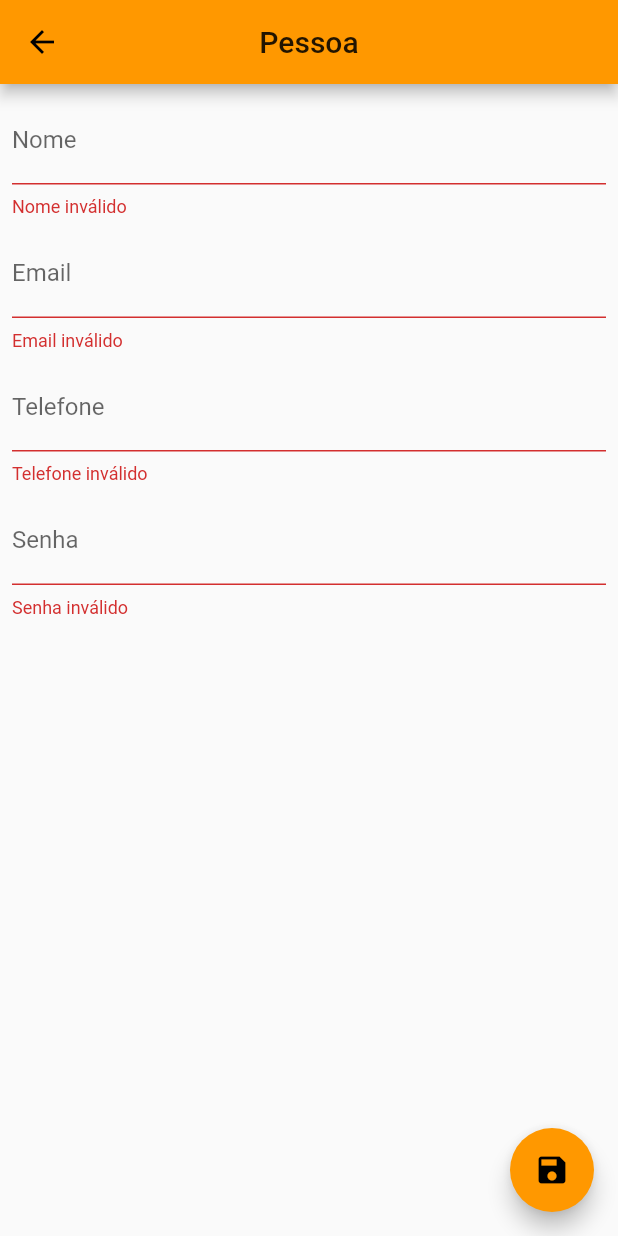
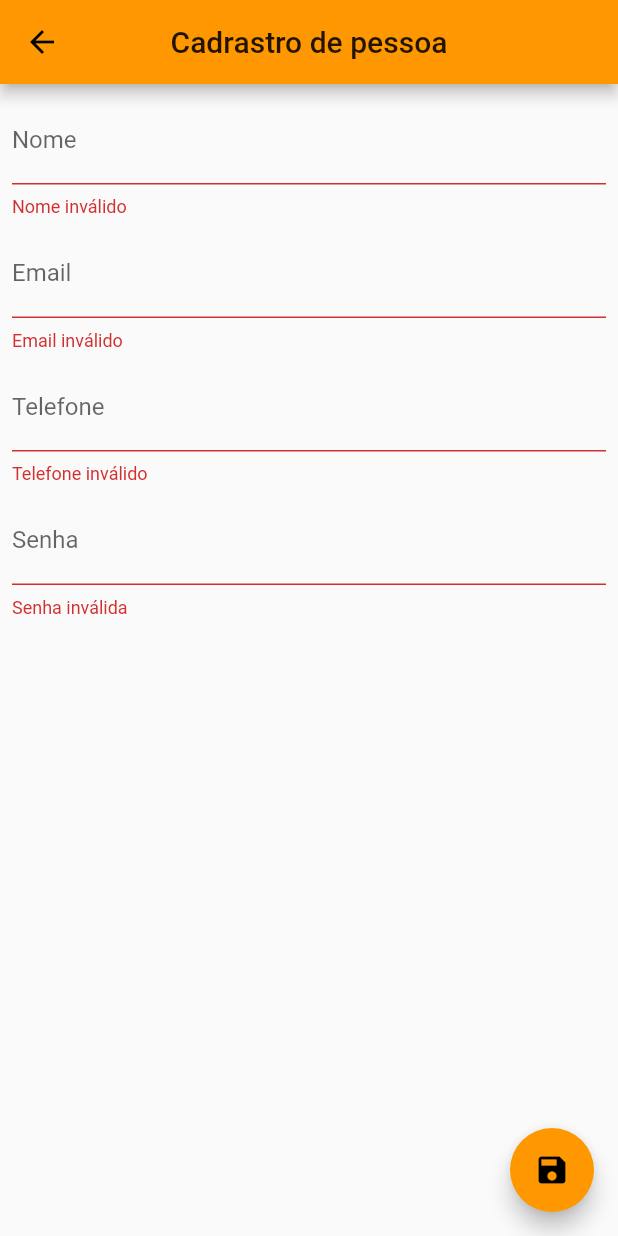
Before and after one commit to leandrorochaadm/rdb-frontend-flutter, a Flutter app: the PessoaPageCrud screen opened by its route, on a phone screen of 412 x 824 dp. Run offline on Flutter 3.47's test engine with Material 2 defaults, Android fonts, the phone set to English and light mode, and no system bars; our stand-ins replace dio, flutter_mobx, mobx; generated files the repository leaves out were written again; network calls fail.

Commit message:
pessoa provider

```diff
--- a/lib/pessoa/pessoa_page_crud.dart
+++ b/lib/pessoa/pessoa_page_crud.dart
@@ -1,17 +1,24 @@
 import 'package:flutter/material.dart';
 import 'package:flutter_mobx/flutter_mobx.dart';
+import 'package:provider/provider.dart';
 import 'package:rdb/pessoa/pessoa_controller.dart';
 
-class PessoaPageCrud extends StatelessWidget {
-  const PessoaPageCrud(this.controller, {Key key}) : super(key: key);
+class PessoaPageCrud extends StatefulWidget {
+  const PessoaPageCrud({Key key}) : super(key: key);
 
   static final tag = "pessoaCrud";
-  final PessoaController controller;
+
+  @override
+  _PessoaPageCrudState createState() => _PessoaPageCrudState();
+}
+
+class _PessoaPageCrudState extends State<PessoaPageCrud> {
   @override
   Widget build(BuildContext context) {
+    PessoaController controller = Provider.of(context);
     return Scaffold(
       appBar: AppBar(
-        title: Text("Pessoa"),
+        title: Text("Cadrastro de pessoa"),
         centerTitle: true,
       ),
       floatingActionButton: FloatingActionButton(
--- a/lib/pessoa/pessoa_repository.dart
+++ b/lib/pessoa/pessoa_repository.dart
@@ -15,17 +15,19 @@ class PessoaRepository {
       list.add(PessoaModel.fromMap(json));
       //print(json);
     }
+    //  print("repository: $list");
     return list;
   }
 
-  Future<PessoaModel> setPessoa(PessoaModel pessoa) async {
+  Future<bool> setPessoa(PessoaModel pessoa) async {
     print("Salvar pessoa: ${pessoa.toString()}");
     try {
       Response response = await dio.post('http://localhost:8080/pessoas',
           data: pessoa.toJson());
-      return PessoaModel.fromJson(response.data);
+      return response.statusCode == 201;
     } catch (e) {
       print("Erro post pessoa: $e");
+      return false;
     }
   }
 }
--- a/pubspec.yaml
+++ b/pubspec.yaml
@@ -26,6 +26,7 @@ dependencies:
   dio: ^3.0.10
   mobx: ^1.2.1+3
   flutter_mobx: ^1.1.0+1
+  provider: ^4.3.2+2
 
 
 # The following adds the Cupertino Icons font to your application.
```
Also changed, not shown: lib/main.dart (+11 -5 lines), lib/pessoa/pessoa_controller.dart (+16 -8 lines), lib/pessoa/pessoa_page_list.dart (+18 -9 lines), lib/pessoa/pessoa_widget_tile.dart (+17 -2 lines), lib/pessoa/pessoa_controller.g.dart, pubspec.lock.
